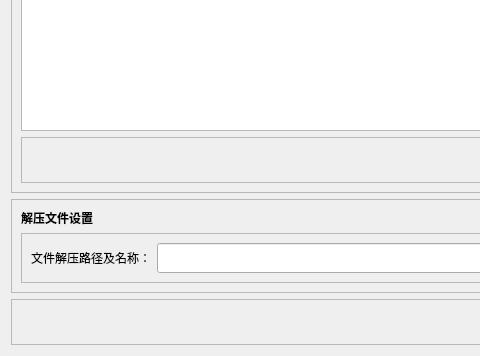
The window that QTHuffman_Compress/decomdialog.ui (1234-bai/Huffman_Compress) describes before a commit, drawn with Qt 5; both pictures show x 0 to 480 and y 333 to 689 of the 870 by 689 pixel window.
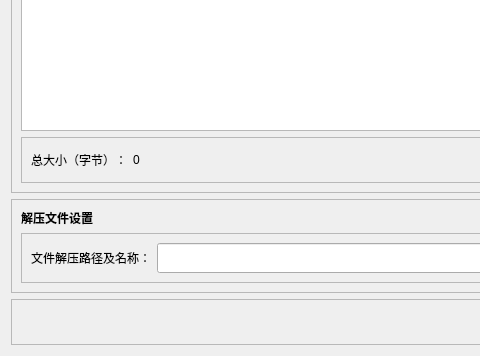
The same window after the commit.

The edit to the form file:
```diff
--- a/QTHuffman_Compress/decomdialog.ui
+++ b/QTHuffman_Compress/decomdialog.ui
@@ -90,6 +90,26 @@
          <enum>QFrame::Raised</enum>
         </property>
         <layout class="QHBoxLayout" name="horizontalLayout_6">
+         <item>
+          <widget class="QLabel" name="label">
+           <property name="text">
+            <string>总大小（字节）：</string>
+           </property>
+          </widget>
+         </item>
+         <item>
+          <widget class="QLabel" name="num_label">
+           <property name="minimumSize">
+            <size>
+             <width>120</width>
+             <height>0</height>
+            </size>
+           </property>
+           <property name="text">
+            <string>0</string>
+           </property>
+          </widget>
+         </item>
          <item>
           <spacer name="horizontalSpacer_6">
            <property name="orientation">
```
